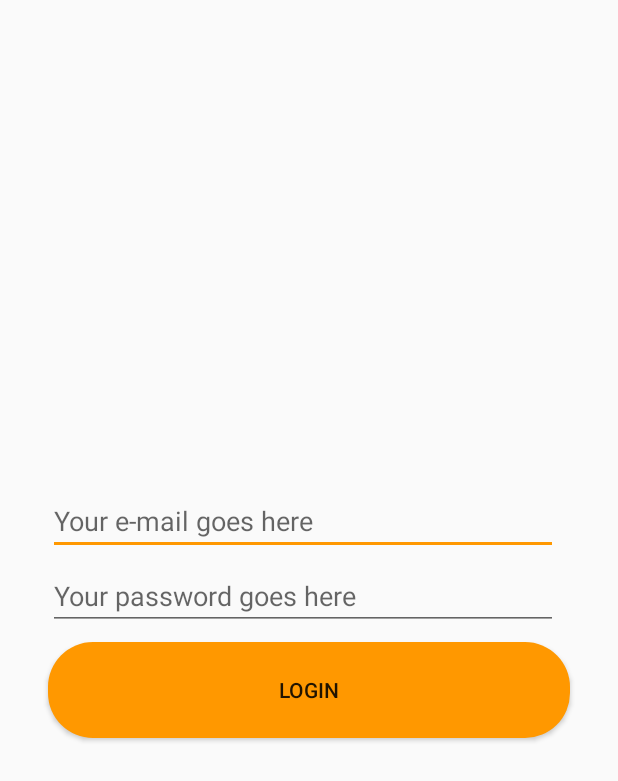
After one commit to AlexStroia/Winy, an Android app: the layout activity_login.xml on its own in the app's theme, with its tools: preview values and no code run, on a phone screen of 412 x 824 dp. The commit adds this screen. Shown: the top 781 px of the screen. Run offline under Robolectric (Android 15) with nearby library versions, the phone set to English and light mode, and no system bars.

Commit message:
Added layout for the login activity

```diff
--- a/app/src/main/AndroidManifest.xml
+++ b/app/src/main/AndroidManifest.xml
@@ -9,7 +9,8 @@
         android:roundIcon="@mipmap/ic_launcher_round"
         android:supportsRtl="true"
         android:theme="@style/AppTheme">
-        <activity android:name=".LoginSignupActivity">
+        <activity android:name=".feature.SignupActivity"></activity>
+        <activity android:name=".feature.LoginSignupActivity">
             <intent-filter>
                 <action android:name="android.intent.action.MAIN" />
 
--- a/app/src/main/java/co/alexdev/winy/LoginSignupActivity.java
+++ b/app/src/main/java/co/alexdev/winy/feature/LoginSignupActivity.java
@@ -1,6 +1,7 @@
-package co.alexdev.winy;
+package co.alexdev.winy.feature;
 
 import androidx.appcompat.app.AppCompatActivity;
+import co.alexdev.winy.R;
 
 import android.os.Bundle;
 
--- /dev/null
+++ b/app/src/main/java/co/alexdev/winy/feature/ui/login/ActivityLogin.java
@@ -0,0 +1,15 @@
+package co.alexdev.winy.feature;
+
+import androidx.appcompat.app.AppCompatActivity;
+import co.alexdev.winy.R;
+
+import android.os.Bundle;
+
+public class ActivityLogin extends AppCompatActivity {
+
+    @Override
+    protected void onCreate(Bundle savedInstanceState) {
+        super.onCreate(savedInstanceState);
+        setContentView(R.layout.activity_login);
+    }
+}
--- /dev/null
+++ b/app/src/main/res/layout/activity_login.xml
@@ -0,0 +1,50 @@
+<?xml version="1.0" encoding="utf-8"?>
+<androidx.constraintlayout.widget.ConstraintLayout xmlns:android="http://schemas.android.com/apk/res/android"
+    xmlns:app="http://schemas.android.com/apk/res-auto"
+    xmlns:tools="http://schemas.android.com/tools"
+    android:layout_width="match_parent"
+    android:layout_height="match_parent"
+    tools:context=".feature.SignupActivity">
+
+    <Button
+        android:id="@+id/btn_login"
+        style="@style/ButtonCornerRadiusTheme"
+        android:layout_width="0dp"
+        android:layout_height="@dimen/button_height"
+        android:layout_marginTop="@dimen/default_content_margin"
+        android:layout_marginBottom="8dp"
+        android:text="@string/login"
+        app:layout_constraintBottom_toBottomOf="parent"
+        app:layout_constraintEnd_toEndOf="parent"
+        app:layout_constraintStart_toStartOf="parent"
+        app:layout_constraintTop_toBottomOf="@+id/et_password" />
+
+    <EditText
+        android:id="@+id/et_email"
+        android:layout_width="0dp"
+        android:layout_height="wrap_content"
+        android:layout_marginEnd="@dimen/default_content_margin"
+        android:layout_marginBottom="@dimen/default_content_margin"
+        android:ems="10"
+        android:hint="@string/hint_email"
+        android:inputType="textEmailAddress"
+        app:layout_constraintBottom_toTopOf="@+id/et_password"
+        app:layout_constraintEnd_toEndOf="@+id/btn_login"
+        app:layout_constraintHorizontal_bias="0.5"
+        app:layout_constraintStart_toStartOf="@+id/btn_login"
+        app:layout_constraintTop_toTopOf="parent"
+        app:layout_constraintVertical_chainStyle="packed" />
+
+    <EditText
+        android:id="@+id/et_password"
+        android:layout_width="0dp"
+        android:layout_height="42dp"
+        android:layout_marginEnd="@dimen/default_content_margin"
+        android:ems="10"
+        android:hint="@string/hint_password"
+        android:inputType="textPassword"
+        app:layout_constraintBottom_toTopOf="@+id/btn_login"
+        app:layout_constraintEnd_toEndOf="@+id/btn_login"
+        app:layout_constraintStart_toStartOf="@+id/btn_login"
+        app:layout_constraintTop_toBottomOf="@+id/et_email" />
+</androidx.constraintlayout.widget.ConstraintLayout>
--- a/app/src/main/res/layout/activity_login_signup.xml
+++ b/app/src/main/res/layout/activity_login_signup.xml
@@ -4,7 +4,7 @@
     xmlns:tools="http://schemas.android.com/tools"
     android:layout_width="match_parent"
     android:layout_height="match_parent"
-    tools:context=".LoginSignupActivity">
+    tools:context=".feature.LoginSignupActivity">
 
     <Button
         android:id="@+id/btnLogin"
--- a/app/src/main/res/values/strings.xml
+++ b/app/src/main/res/values/strings.xml
@@ -2,4 +2,6 @@
     <string name="app_name">Winy</string>
     <string name="login">Login</string>
     <string name="signup">Signup</string>
+    <string name="hint_email">Your e-mail goes here</string>
+    <string name="hint_password">Your password goes here</string>
 </resources>
```
